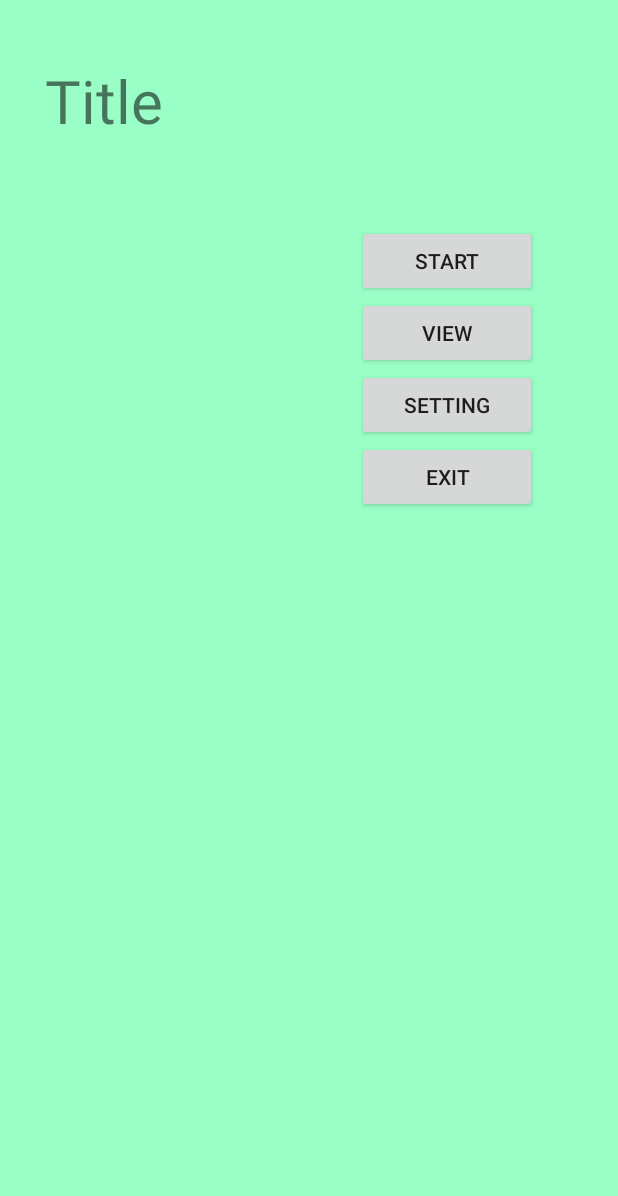
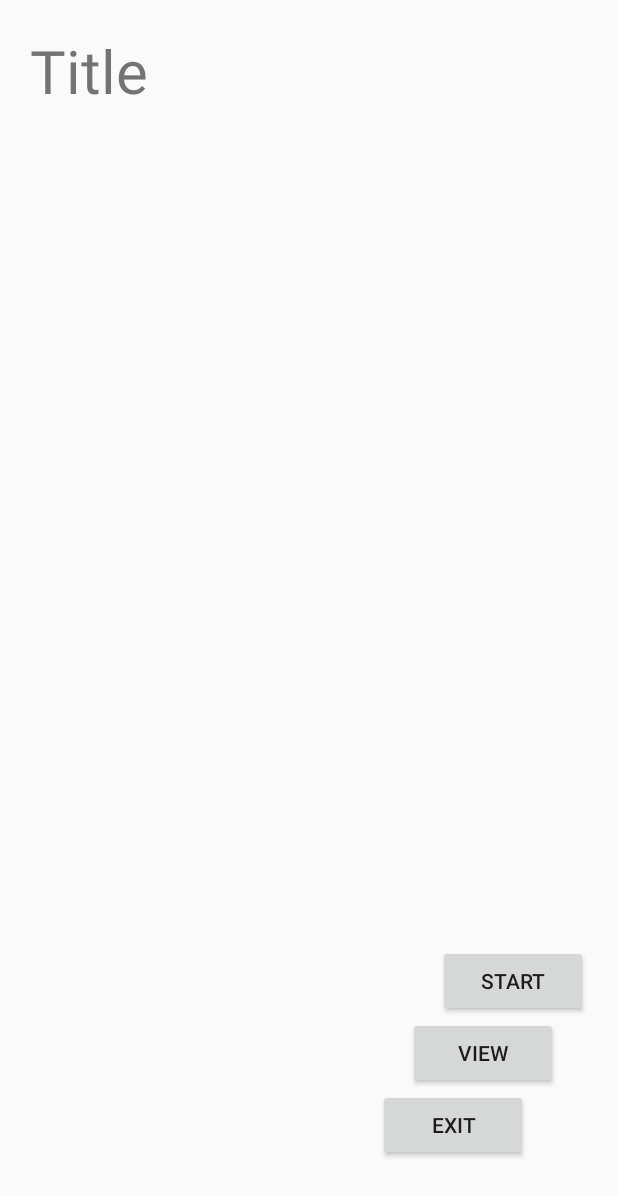
Before and after one commit to JuKyYoon/Pineapple, an Android app: the screen it shows after launch (MainMenuActivity), on a phone screen of 412 x 824 dp. Shown: the top 1196 px of the screen. Run offline under Robolectric (Android 15) with nearby library versions, the phone set to English and light mode, and no system bars.

Commit message:
make a main menu using a relative layout #4

```diff
--- a/app/src/main/res/layout/activity_main_menu.xml
+++ b/app/src/main/res/layout/activity_main_menu.xml
@@ -1,57 +1,63 @@
 <?xml version="1.0" encoding="utf-8"?>
-<LinearLayout
+<RelativeLayout
     xmlns:android="http://schemas.android.com/apk/res/android"
     android:layout_width="match_parent"
     android:layout_height="match_parent"
-
-    android:background="#9affc6"
     android:id="@+id/main_menu">
 
-
-    <TextView
-        android:layout_width="wrap_content"
-        android:layout_height="wrap_content"
-        android:text="Title"
-        android:layout_marginLeft="30dp"
-
-        android:layout_marginTop="40dp"
-        android:textSize="40sp"/>
-    <!--실행 버튼 세로로 두기-->
     <LinearLayout
         android:layout_width="wrap_content"
+        android:layout_height="wrap_content">
+
+        <TextView
+            android:layout_width="wrap_content"
+            android:layout_height="wrap_content"
+            android:text="Title"
+            android:layout_marginLeft="20dp"
+            android:layout_marginTop="20dp"
+            android:textSize="40sp"/>
+
+
+    </LinearLayout>
+
+
+    <LinearLayout
+        android:layout_width="match_parent"
         android:layout_height="wrap_content"
+        android:layout_alignParentBottom="true"
+        android:layout_alignParentRight="true"
         android:orientation="vertical"
-        android:paddingLeft="129dp"
-
-        android:layout_marginTop="150dp"
-        >
+        android:keepScreenOn="true"
+        android:layout_marginBottom="50dp"
+        android:layout_marginRight="10dp">
 
         <Button
-            android:layout_width="120dp"
+            android:layout_width="100dp"
             android:layout_height="wrap_content"
             android:text="start"
+            android:layout_gravity="right"
+            android:layout_marginRight="10dp"
+            android:onClick="onClick"/>
+
+        <Button
+            android:layout_width="100dp"
+            android:layout_height="wrap_content"
+            android:text="view"
+            android:layout_gravity="right"
+            android:layout_marginRight="30dp"
             android:onClick="onClick"
-
             />
 
         <Button
-            android:layout_width="120dp"
+            android:layout_width="100dp"
             android:layout_height="wrap_content"
-            android:text="view"
-            android:onClick="onClick"/>
+            android:text="exit"
+            android:layout_gravity="right"
+            android:id="@+id/exit_button"
+            android:layout_marginRight="50dp"
+            android:onClick="onClick"
+            />
+    </LinearLayout>
 
-        <Button
-            android:layout_width="120dp"
-            android:layout_height="wrap_content"
-            android:text="setting"
-            android:onClick="onClick"/>
 
-        <Button
-            android:layout_width="120dp"
-            android:layout_height="wrap_content"
-            android:text="Exit"
-            android:id="@+id/exit_button"
-            android:onClick="onClick"/>
-
-    </LinearLayout>
-</LinearLayout>
+</RelativeLayout>
--- a/app/src/main/res/values/styles.xml
+++ b/app/src/main/res/values/styles.xml
@@ -9,6 +9,7 @@
         <item name="windowNoTitle">true</item>
 
 
+
     </style>
 
 </resources>
```
